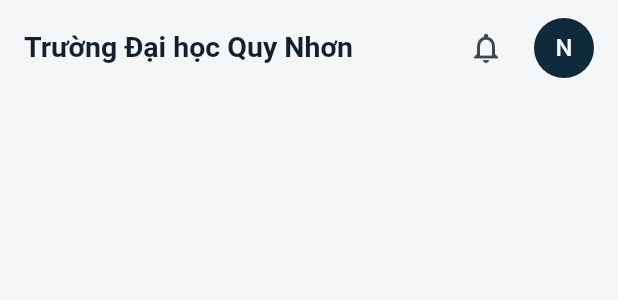
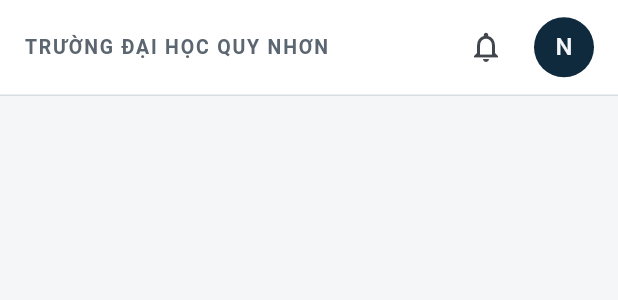
Before and after one commit to chiendoan77/nckh_app, a Flutter app: the TopBar widget shown alone on an empty page, opened directly with empty values, on a phone screen of 412 x 824 dp. Shown: the top 300 px of the screen. Run offline on Flutter 3.47's test engine with Material 3 defaults, Android fonts, the phone set to English and light mode, and no system bars; our stand-ins replace dio, fl_chart, flutter_riverpod, go_router; missing offline and left inert: file_saver; Roboto replaces fonts that are missing (BeVietnamPro, SourceSerif4).

Commit message:
UI-4: refine role shell layout
Co-authored-by: Copilot <223556219+Copilot@users.noreply.github.com>

```diff
--- a/lib/features/topic/ui/topic_card.dart
+++ b/lib/features/topic/ui/topic_card.dart
@@ -65,7 +65,7 @@ class TopicCard extends StatelessWidget {
                 ),
             ],
           ),
-          const SizedBox(height: 8),
+          const SizedBox(height: 4),
           Text(
             topic.title,
             maxLines: detailLine == null ? 2 : 1,
@@ -78,7 +78,7 @@ class TopicCard extends StatelessWidget {
             const SizedBox(height: 4),
             Text(detailLine!),
           ],
-          const SizedBox(height: 8),
+          const SizedBox(height: 4),
           Expanded(
             child: Text(
               topic.description,
--- a/lib/shared/layout/top_bar.dart
+++ b/lib/shared/layout/top_bar.dart
@@ -1,5 +1,6 @@
 import 'package:flutter/material.dart';
 
+import '../../app/theme/app_tokens.dart';
 import '../../core/auth/session.dart';
 import '../../shared/widgets/side_panel.dart';
 import '../../shared/widgets/user_avatar.dart';
@@ -17,8 +18,12 @@ class TopBar extends StatelessWidget {
   final Widget Function(BuildContext, Session)? profileBuilder;
 
   @override
-  Widget build(BuildContext context) => SizedBox(
+  Widget build(BuildContext context) => Container(
     height: 64,
+    decoration: const BoxDecoration(
+      color: AppTokens.surface,
+      border: Border(bottom: BorderSide(color: AppTokens.border)),
+    ),
     child: Padding(
       padding: const EdgeInsets.symmetric(horizontal: 16),
       child: Row(
@@ -33,9 +38,13 @@ class TopBar extends StatelessWidget {
             ),
           Expanded(
             child: Text(
-              'Trường Đại học Quy Nhơn',
+              'TRƯỜNG ĐẠI HỌC QUY NHƠN',
               overflow: TextOverflow.ellipsis,
-              style: Theme.of(context).textTheme.titleLarge,
+              style: Theme.of(context).textTheme.bodySmall?.copyWith(
+                letterSpacing: 1.2,
+                color: AppTokens.textMuted,
+                fontWeight: FontWeight.w600,
+              ),
             ),
           ),
           IconButton(
```
Also changed, not shown: lib/shared/layout/app_shell.dart (+7 -2 lines), lib/shared/layout/nav_items.dart (+7 -7 lines), lib/shared/layout/sidebar.dart (+62 -7 lines).
